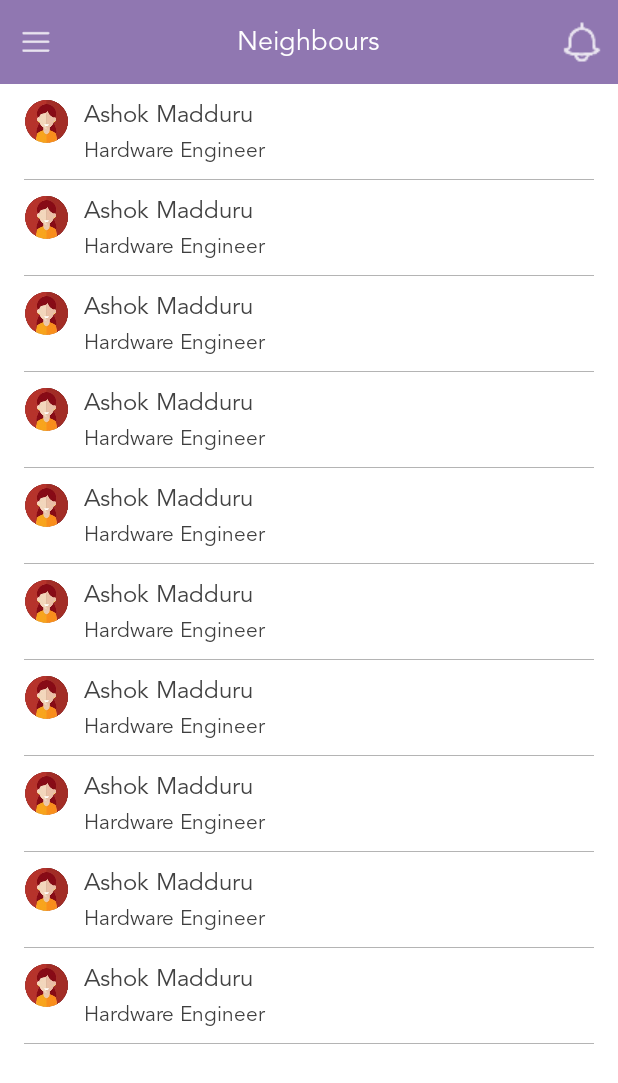
After one commit to hibour/android, an Android app: the fragment Message placed in its activity, on a phone screen of 412 x 824 dp. The commit adds this screen. Shown: the top 1083 px of the screen. Run offline under Robolectric (Android 15) with nearby library versions, the phone set to English and light mode, and no system bars.

Commit message:
messages screen added

```diff
--- a/app/src/main/java/com/dsquare/hibour/activities/Home.java
+++ b/app/src/main/java/com/dsquare/hibour/activities/Home.java
@@ -15,6 +15,7 @@ import android.widget.Toast;
 import com.dsquare.hibour.R;
 import com.dsquare.hibour.adapters.NavigationDrawerAdapter;
 import com.dsquare.hibour.fragments.AboutUs;
+import com.dsquare.hibour.fragments.Message;
 import com.dsquare.hibour.interfaces.NavDrawerCallback;
 
 public class Home extends AppCompatActivity implements NavDrawerCallback, AdapterView.OnItemClickListener{
@@ -82,6 +83,10 @@ public class Home extends AppCompatActivity implements NavDrawerCallback, Adapte
                 isHome = true;
                 transaction.replace(R.id.content_frame, new com.dsquare.hibour.fragments.Home());
                 break;
+            case 1:
+                isHome = false;
+                transaction.replace(R.id.content_frame,new Message());
+                break;
             case 4:
                 isHome = false;
                 transaction.replace(R.id.content_frame,new AboutUs());
--- /dev/null
+++ b/app/src/main/java/com/dsquare/hibour/adapters/NeighboursAdapter.java
@@ -0,0 +1,63 @@
+package com.dsquare.hibour.adapters;
+
+import android.app.ProgressDialog;
+import android.content.Context;
+import android.support.v7.widget.RecyclerView;
+import android.view.LayoutInflater;
+import android.view.View;
+import android.view.ViewGroup;
+import android.widget.ImageView;
+import android.widget.TextView;
+
+import com.dsquare.hibour.R;
+
+import java.util.ArrayList;
+import java.util.List;
+
+/**
+ * Created by ASHOK on 1/8/2016.
+ */
+public class NeighboursAdapter extends RecyclerView.Adapter<NeighboursAdapter.ViewHolder>{
+
+    private List<String[]> listItems = new ArrayList<>();
+    private Context context;
+    private ViewHolder globalHolder;
+    private ProgressDialog detailsDialog;
+
+    public NeighboursAdapter(Context context,List<String[]> listItems) {
+        this.context = context;
+        this.listItems = listItems;
+    }
+
+    @Override
+    public NeighboursAdapter.ViewHolder onCreateViewHolder(ViewGroup parent, int viewType) {
+        View v = LayoutInflater.from(parent.getContext()).inflate(R.layout.adapter_neighbours
+                ,parent,false);
+        final ViewHolder holder = new ViewHolder(v);
+        return holder;
+    }
+
+    @Override
+    public void onBindViewHolder(ViewHolder holder, int position) {
+        holder.userName.setText(listItems.get(position)[0]);
+        holder.profession.setText(listItems.get(position)[1]);
+    }
+
+    @Override
+    public int getItemCount() {
+        return listItems.size();
+    }
+
+    public static class ViewHolder extends RecyclerView.ViewHolder {
+        private TextView userName,profession;
+        private ImageView userImage;
+
+        public ViewHolder(View itemView) {
+            super(itemView);
+            userName = (TextView) itemView.findViewById(R.id.adapter_neighbours_username);
+            userImage = (ImageView) itemView.findViewById(R.id.adapter_neighbours_image);
+            profession = (TextView)itemView.findViewById(R.id.adapter_neighbours_user_profession);
+
+        }
+    }
+}
--- /dev/null
+++ b/app/src/main/java/com/dsquare/hibour/fragments/Message.java
@@ -0,0 +1,94 @@
+package com.dsquare.hibour.fragments;
+
+
+import android.app.Activity;
+import android.app.ProgressDialog;
+import android.os.Bundle;
+import android.support.v4.app.Fragment;
+import android.support.v7.widget.LinearLayoutManager;
+import android.support.v7.widget.RecyclerView;
+import android.view.LayoutInflater;
+import android.view.View;
+import android.view.ViewGroup;
+import android.widget.ImageView;
+
+import com.dsquare.hibour.R;
+import com.dsquare.hibour.adapters.AdapterPostComments;
+import com.dsquare.hibour.adapters.NeighboursAdapter;
+import com.dsquare.hibour.interfaces.NavDrawerCallback;
+import com.dsquare.hibour.network.NetworkDetector;
+
+import java.util.ArrayList;
+import java.util.List;
+
+/**
+ * A simple {@link Fragment} subclass.
+ */
+public class Message extends Fragment implements View.OnClickListener{
+
+
+    private ImageView menuIcon,notifIcon;
+    private RecyclerView neighboursRecycler;
+    private NeighboursAdapter adapter;
+    private List<String[]> neighboursList = new ArrayList<>();
+    private NetworkDetector networkDetector;
+    private ProgressDialog dialog;
+    private NavDrawerCallback callback;
+    public Message() {
+        // Required empty public constructor
+    }
+
+
+    @Override
+    public View onCreateView(LayoutInflater inflater, ViewGroup container,
+                             Bundle savedInstanceState) {
+        // Inflate the layout for this fragment
+        View view = inflater.inflate(R.layout.fragment_message, container, false);
+        prepareNeighboursList();
+        initializeViews(view);
+        initializeEventListeners();
+        return view;
+    }
+    /* initialize views*/
+    private void initializeViews(View view){
+        menuIcon = (ImageView)view.findViewById(R.id.messages_menu_icon);
+        notifIcon = (ImageView)view.findViewById(R.id.messages_notif_icon);
+        neighboursRecycler = (RecyclerView)view.findViewById(R.id.messages_neighbours_list);
+        LinearLayoutManager layoutManager = new LinearLayoutManager(getActivity());
+        layoutManager.setOrientation(LinearLayoutManager.VERTICAL);
+        neighboursRecycler.setLayoutManager(layoutManager);
+        neighboursRecycler.setHasFixedSize(true);
+        adapter = new NeighboursAdapter(getActivity(),neighboursList);
+        neighboursRecycler.setAdapter(adapter);
+    }
+    /* initialize eventlisteners*/
+    private void initializeEventListeners(){
+        menuIcon.setOnClickListener(this);
+        notifIcon.setOnClickListener(this);
+    }
+
+    @Override
+    public void onClick(View v) {
+        switch (v.getId()){
+            case R.id.messages_menu_icon:
+                callback.drawerOpen();
+                break;
+            case R.id.messages_notif_icon:
+                break;
+        }
+    }
+    /* prepare neighbours list*/
+    private void prepareNeighboursList(){
+        for(int i=0;i<10;i++){
+            String[] data = new String[2];
+            data[0] = "Ashok Madduru";
+            data[1] = "Hardware Engineer";
+            neighboursList.add(data);
+        }
+    }
+    @Override
+    public void onAttach(Activity activity) {
+        super.onAttach(activity);
+        callback = (NavDrawerCallback) activity;
+    }
+}
--- /dev/null
+++ b/app/src/main/res/layout/adapter_neighbours.xml
@@ -0,0 +1,52 @@
+<?xml version="1.0" encoding="utf-8"?>
+<LinearLayout xmlns:android="http://schemas.android.com/apk/res/android"
+    android:orientation="vertical"
+    android:layout_width="match_parent"
+    android:layout_marginLeft="@dimen/activity_horizontal_margin"
+    android:layout_marginRight="@dimen/activity_horizontal_margin"
+    android:background="@android:color/white"
+    android:layout_height="wrap_content">
+    <RelativeLayout
+        android:layout_width="match_parent"
+        android:layout_height="wrap_content"
+        android:layout_marginTop="@dimen/dp_10">
+        <ImageView
+            android:layout_width="@dimen/comments_icon_size"
+            android:layout_height="@dimen/comments_icon_size"
+            android:src="@drawable/avatar1"
+            android:id="@+id/adapter_neighbours_image"/>
+        <LinearLayout
+            android:layout_width="match_parent"
+            android:layout_height="wrap_content"
+            android:orientation="vertical"
+            android:layout_toRightOf="@id/adapter_neighbours_image">
+            <RelativeLayout
+                android:layout_width="match_parent"
+                android:layout_height="wrap_content"
+                android:layout_marginLeft="@dimen/dp_10">
+                <com.dsquare.hibour.utils.Avenir
+                    android:layout_width="wrap_content"
+                    android:layout_height="wrap_content"
+                    android:id="@+id/adapter_neighbours_username"
+                    android:text="Ashok Madduru"
+                    android:textColor="@color/black_1"
+                    android:textSize="@dimen/text_size_level3"/>
+            </RelativeLayout>
+            <com.dsquare.hibour.utils.Avenir
+                android:layout_width="wrap_content"
+                android:layout_height="wrap_content"
+                android:text="Hardware Engineer"
+                android:id="@+id/adapter_neighbours_user_profession"
+                android:layout_marginLeft="@dimen/dp_10"
+                android:layout_marginTop="@dimen/dp_5"
+                android:textColor="@color/black_2"
+                android:textSize="@dimen/text_Size_level5"/>
+        </LinearLayout>
+    </RelativeLayout>
+
+    <View
+        android:layout_width="match_parent"
+        android:layout_height="0.2dp"
+        android:background="@color/gray"
+        android:layout_marginTop="@dimen/dp_10"/>
+</LinearLayout>
--- /dev/null
+++ b/app/src/main/res/layout/fragment_message.xml
@@ -0,0 +1,51 @@
+<FrameLayout xmlns:android="http://schemas.android.com/apk/res/android"
+    xmlns:tools="http://schemas.android.com/tools"
+    android:layout_width="match_parent"
+    android:layout_height="match_parent"
+    android:background="@android:color/white"
+    tools:context="com.dsquare.hibour.fragments.Message">
+    <RelativeLayout
+        android:layout_width="match_parent"
+        android:layout_height="match_parent">
+        <RelativeLayout
+            android:layout_width="match_parent"
+            android:layout_height="?android:actionBarSize"
+            android:background="@color/brand"
+            android:id="@+id/messages_app_bar">
+            <ImageView
+                android:layout_width="@dimen/app_bar_icon_size"
+                android:layout_height="@dimen/app_bar_icon_size"
+                android:padding="@dimen/app_bar_icon_padding"
+                android:src="@drawable/ic_menu_white"
+                android:id="@+id/messages_menu_icon"
+                android:layout_centerVertical="true"/>
+            <com.dsquare.hibour.utils.Avenir
+                android:layout_width="wrap_content"
+                android:layout_height="wrap_content"
+                android:text="@string/messages_title"
+                android:textColor="@android:color/white"
+                android:layout_centerInParent="true"
+                android:textSize="@dimen/app_bar_title_text_size"/>
+            <ImageView
+                android:layout_width="@dimen/app_bar_icon_size"
+                android:layout_height="@dimen/app_bar_icon_size"
+                android:layout_alignParentRight="true"
+                android:src="@drawable/ic_notifcations_white"
+                android:layout_centerVertical="true"
+                android:id="@+id/messages_notif_icon"/>
+        </RelativeLayout>
+        <android.support.v7.widget.RecyclerView
+            android:scrollbars="vertical"
+            android:background="@android:color/white"
+            android:layout_width="match_parent"
+            android:layout_height="match_parent"
+            android:id="@+id/messages_neighbours_list"
+            android:layout_below="@id/messages_app_bar">
+        </android.support.v7.widget.RecyclerView>
+
+
+    </RelativeLayout>
+
+
+
+</FrameLayout>
--- a/app/src/main/res/values/strings.xml
+++ b/app/src/main/res/values/strings.xml
@@ -55,4 +55,6 @@
     <string name="about_hibour">About hi\'bour</string>
     <string name="title_activity_post_comments">PostComments</string>
 
+    <string name="messages_title">Neighbours</string>
+
 </resources>
```
